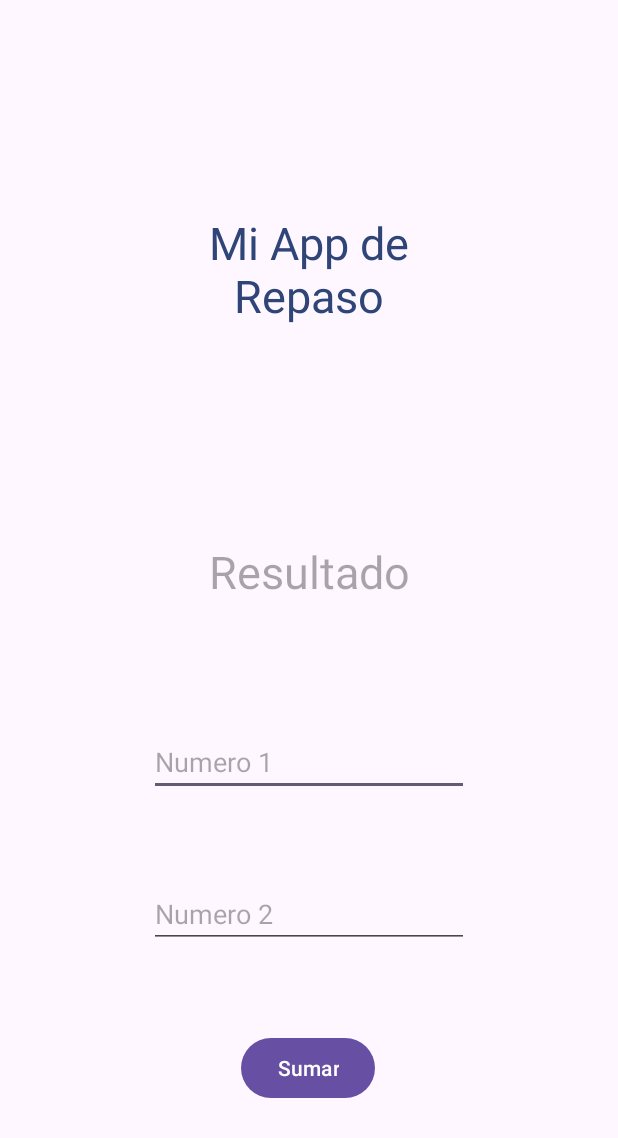
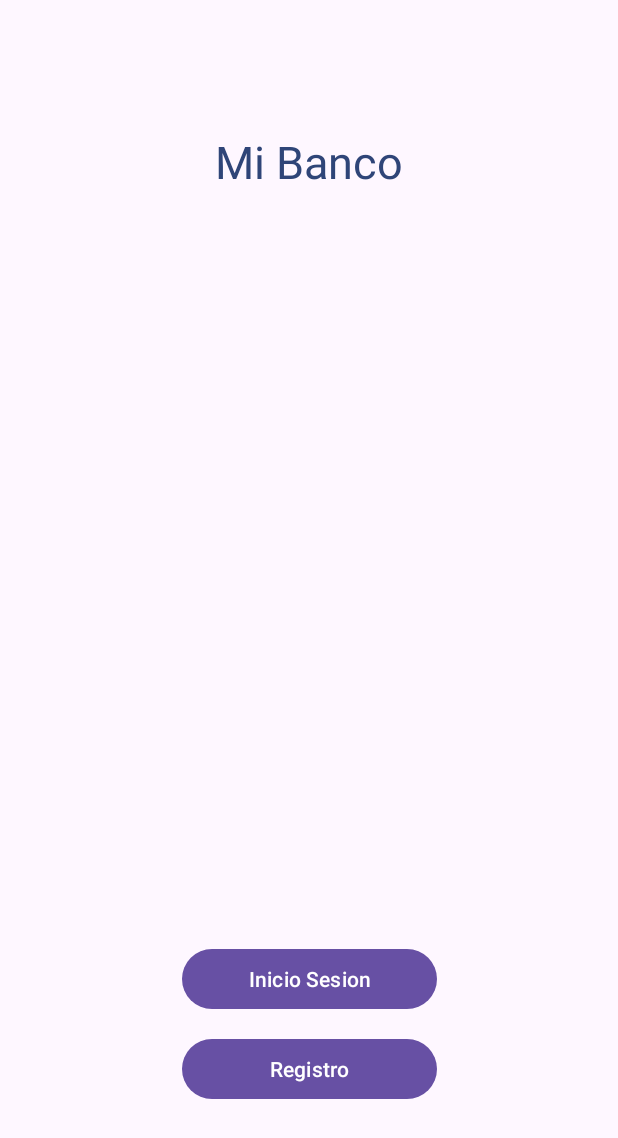
Before and after one commit to bamg359/Moviles2024, an Android app: the screen it shows after launch (MainActivity), on a phone screen of 412 x 824 dp. Shown: the top 1138 px of the screen. Run offline under Robolectric (Android 15) with nearby library versions, the phone set to English and light mode, and no system bars.

Commit message:
Clase 23 abril
Clase 23 abril

```diff
--- a/RepasoApp/app/build.gradle.kts
+++ b/RepasoApp/app/build.gradle.kts
@@ -1,5 +1,6 @@
 plugins {
     id("com.android.application")
+    id("com.google.gms.google-services")
 }
 
 android {
@@ -33,6 +34,7 @@ dependencies {
     implementation("androidx.appcompat:appcompat:1.6.1")
     implementation("com.google.android.material:material:1.11.0")
     implementation("androidx.constraintlayout:constraintlayout:2.1.4")
+    implementation("com.google.firebase:firebase-database:20.3.1")
     testImplementation("junit:junit:4.13.2")
     androidTestImplementation("androidx.test.ext:junit:1.1.5")
     androidTestImplementation("androidx.test.espresso:espresso-core:3.5.1")
--- a/RepasoApp/app/src/main/AndroidManifest.xml
+++ b/RepasoApp/app/src/main/AndroidManifest.xml
@@ -13,6 +13,12 @@
         android:theme="@style/Theme.RepasoApp"
         tools:targetApi="31">
         <activity
+            android:name=".InicioSesion"
+            android:exported="false" />
+        <activity
+            android:name=".Registro"
+            android:exported="false" />
+        <activity
             android:name=".MainActivity"
             android:exported="true">
             <intent-filter>
--- a/RepasoApp/app/src/main/java/co/com/cesde/repasoapp/MainActivity.java
+++ b/RepasoApp/app/src/main/java/co/com/cesde/repasoapp/MainActivity.java
@@ -3,6 +3,7 @@ package co.com.cesde.repasoapp;
 import androidx.appcompat.app.AppCompatActivity;
 
 import android.annotation.SuppressLint;
+import android.content.Intent;
 import android.os.Bundle;
 import android.view.View;
 import android.widget.Button;
@@ -12,49 +13,55 @@ import android.widget.TextView;
 public class MainActivity extends AppCompatActivity {
 
 
-    Button btnSumar;
-    EditText inputDato1;
-    EditText inputDato2;
-    TextView txtResultado;
+
+   Button btnIrRegistro;
+
+   Button btnIrInicioSesion;
 
 
+    @SuppressLint("MissingInflatedId")
     @Override
     protected void onCreate(Bundle savedInstanceState) {
         super.onCreate(savedInstanceState);
         setContentView(R.layout.activity_main);
 
 
-        btnSumar = findViewById(R.id.btn_sumar);
-        txtResultado = findViewById(R.id.txt_ver_dato);
-        inputDato1 = findViewById(R.id.input_dato_1);
-        inputDato2 = findViewById(R.id.input_dato_2);
+        btnIrRegistro = findViewById(R.id.btn_ir_registro);
+        btnIrInicioSesion = findViewById(R.id.btn_ir_inicio_sesion);
 
-
-
-        btnSumar.setOnClickListener(new View.OnClickListener() {
+        btnIrRegistro.setOnClickListener(new View.OnClickListener() {
             @Override
             public void onClick(View v) {
-
-                int dato1 = Integer.parseInt(inputDato1.getText().toString());
-                int dato2 = Integer.parseInt(inputDato2.getText().toString());
-
-                int resultadoSuma = sumar(dato1,dato2);
-
-                String resultado = resultadoSuma + "";
-
-                txtResultado.setText(resultado);
+                irRegistro();
             }
         });
+
+        btnIrInicioSesion.setOnClickListener(new View.OnClickListener() {
+            @Override
+            public void onClick(View v) {
+                irInicioSesion();
+            }
+        });
+
 
 
     }
 
     // Metodos propios
 
-    public int sumar(int dato1 , int dato2){
+    public void irRegistro(){
 
-        int resultSuma = dato1 + dato2;
+        Intent intent = new Intent(this, Registro.class);
 
-        return resultSuma;
+        startActivity(intent);
     }
+
+    public void irInicioSesion(){
+
+        Intent intent = new Intent(this, InicioSesion.class);
+
+        startActivity(intent);
+    }
+
+
 }
--- a/RepasoApp/app/src/main/res/layout/activity_main.xml
+++ b/RepasoApp/app/src/main/res/layout/activity_main.xml
@@ -9,63 +9,38 @@
     <TextView
         android:id="@+id/textView2"
         android:layout_width="214dp"
-        android:layout_height="121dp"
-        android:text="Mi App de Repaso"
+        android:layout_height="0dp"
+        android:layout_marginTop="87dp"
+        android:layout_marginBottom="328dp"
+        android:text="Mi Banco"
         android:textAlignment="center"
         android:textColor="@color/material_dynamic_primary30"
         android:textSize="30sp"
-        app:layout_constraintBottom_toTopOf="@+id/txt_ver_dato"
+        app:layout_constraintBottom_toTopOf="@+id/btn_ir_inicio_sesion"
         app:layout_constraintEnd_toEndOf="parent"
         app:layout_constraintStart_toStartOf="parent"
-        app:layout_constraintTop_toTopOf="parent"
-        app:layout_constraintVertical_bias="0.59" />
+        app:layout_constraintTop_toTopOf="parent" />
 
     <Button
-        android:id="@+id/btn_sumar"
-        android:layout_width="wrap_content"
+        android:id="@+id/btn_ir_registro"
+        android:layout_width="170dp"
         android:layout_height="wrap_content"
-        android:layout_marginBottom="88dp"
-        android:text="Sumar"
+        android:layout_marginBottom="87dp"
+        android:text="Registro"
         app:layout_constraintBottom_toBottomOf="parent"
         app:layout_constraintEnd_toEndOf="parent"
-        app:layout_constraintHorizontal_bias="0.498"
-        app:layout_constraintStart_toStartOf="parent" />
+        app:layout_constraintStart_toStartOf="parent"
+        app:layout_constraintTop_toBottomOf="@+id/btn_ir_inicio_sesion" />
 
-    <TextView
-        android:id="@+id/txt_ver_dato"
-        android:layout_width="200dp"
+    <Button
+        android:id="@+id/btn_ir_inicio_sesion"
+        android:layout_width="170dp"
         android:layout_height="wrap_content"
-        android:layout_marginBottom="84dp"
-        android:hint="Resultado"
-        android:textAlignment="center"
-        android:textColor="#009688"
-        android:textSize="30sp"
-        app:layout_constraintBottom_toTopOf="@+id/input_dato_1"
+        android:layout_marginBottom="12dp"
+        android:text="Inicio Sesion"
+        app:layout_constraintBottom_toTopOf="@+id/btn_ir_registro"
         app:layout_constraintEnd_toEndOf="parent"
-        app:layout_constraintStart_toStartOf="parent" />
-
-    <EditText
-        android:id="@+id/input_dato_1"
-        android:layout_width="wrap_content"
-        android:layout_height="wrap_content"
-        android:layout_marginBottom="56dp"
-        android:ems="10"
-        android:hint="Numero 1"
-        android:inputType="number"
-        app:layout_constraintBottom_toTopOf="@+id/input_dato_2"
-        app:layout_constraintEnd_toEndOf="parent"
-        app:layout_constraintStart_toStartOf="parent" />
-
-    <EditText
-        android:id="@+id/input_dato_2"
-        android:layout_width="wrap_content"
-        android:layout_height="wrap_content"
-        android:layout_marginBottom="56dp"
-        android:ems="10"
-        android:hint="Numero 2"
-        android:inputType="number"
-        app:layout_constraintBottom_toTopOf="@+id/btn_sumar"
-        app:layout_constraintEnd_toEndOf="parent"
-        app:layout_constraintStart_toStartOf="parent" />
+        app:layout_constraintStart_toStartOf="parent"
+        app:layout_constraintTop_toBottomOf="@+id/textView2" />
 
 </androidx.constraintlayout.widget.ConstraintLayout>
--- a/RepasoApp/build.gradle.kts
+++ b/RepasoApp/build.gradle.kts
@@ -1,3 +1,8 @@
+buildscript {
+    dependencies {
+        classpath("com.google.gms:google-services:4.4.1")
+    }
+}
 // Top-level build file where you can add configuration options common to all sub-projects/modules.
 plugins {
     id("com.android.application") version "8.1.3" apply false
```
Also changed, not shown: RepasoApp/app/src/main/java/co/com/cesde/repasoapp/InicioSesion.java (added, +14 -0 lines), RepasoApp/app/src/main/java/co/com/cesde/repasoapp/Registro.java (added, +14 -0 lines), RepasoApp/app/src/main/res/layout/activity_inicio_sesion.xml (added, +9 -0 lines), RepasoApp/app/src/main/res/layout/activity_registro.xml (added, +92 -0 lines), 1 other file.
